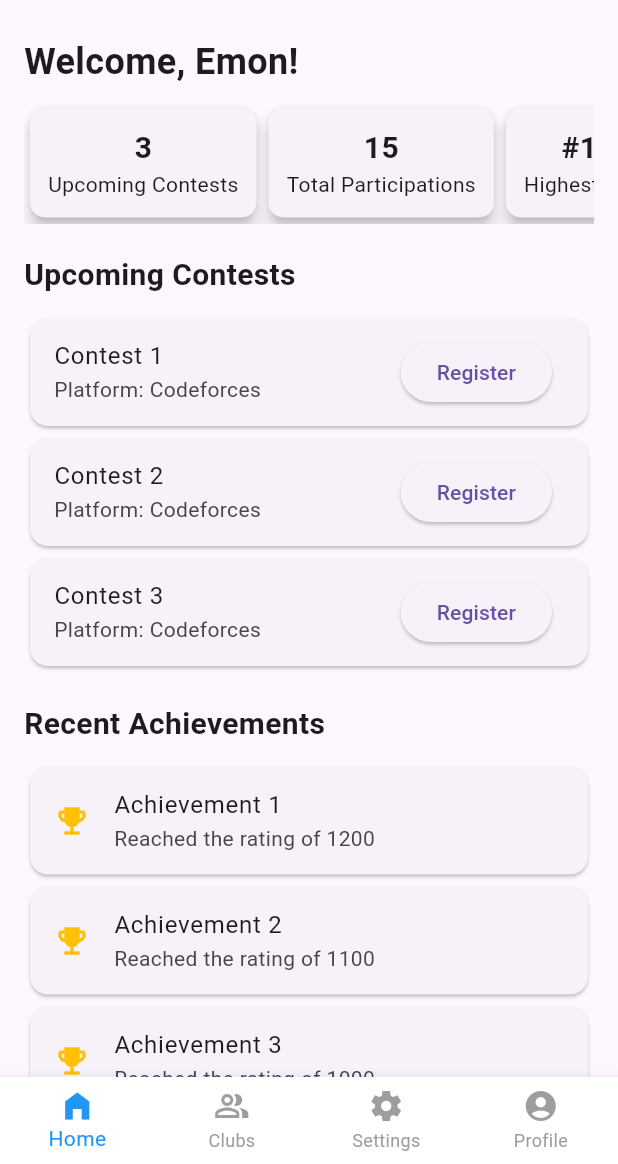
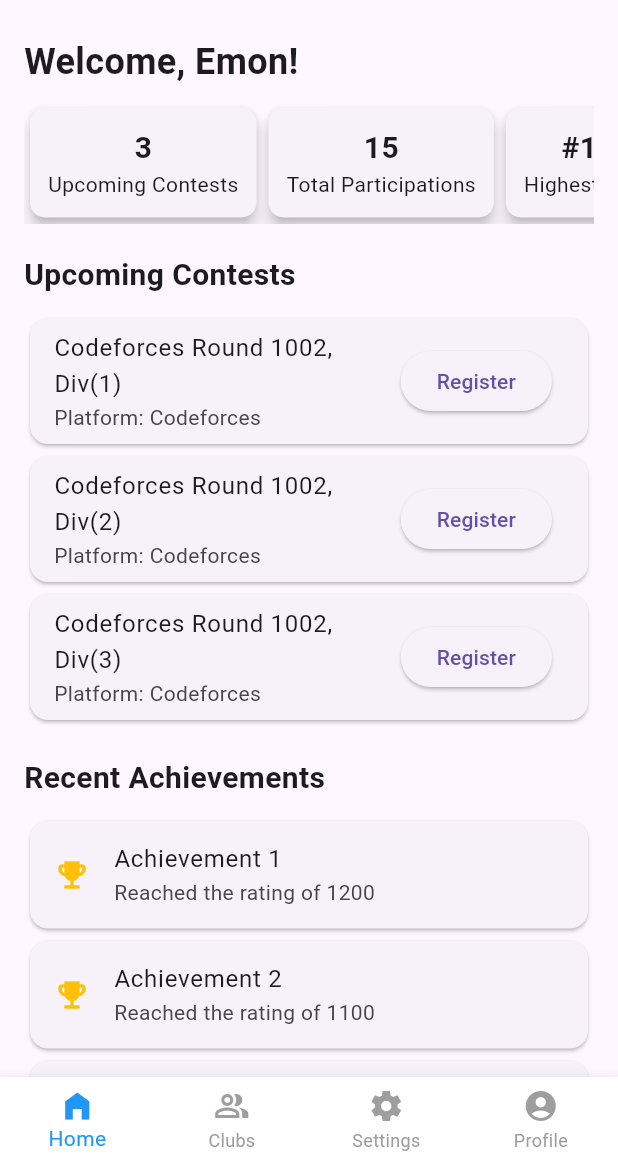
Before and after one commit to Samia-Tabassum/Code-Champ, a Flutter app: the screen it shows after launch, on a phone screen of 412 x 824 dp, the part 72-1236 px from its top. Run offline on Flutter 3.47's test engine with Material 3 defaults, Android fonts, the phone set to English and light mode, and no system bars; our stand-ins replace get.

Commit message:
Home,Forgot pass

```diff
--- a/lib/home.dart
+++ b/lib/home.dart
@@ -117,7 +117,7 @@ class HomePage extends StatelessWidget {
     return Column(
       children: List.generate(3, (index) => Card(
         child: ListTile(
-          title: Text("Contest ${index + 1}"),
+          title: Text("Codeforces Round ${1001 + 1}, Div(${index + 1})"),
           subtitle: Text("Platform: Codeforces"),
           trailing: ElevatedButton(
             onPressed: () {},
```
